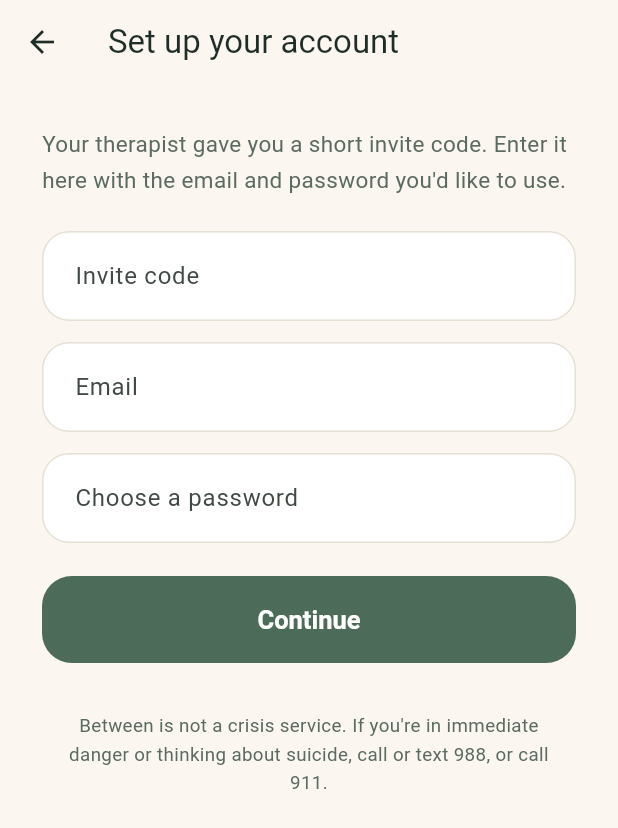
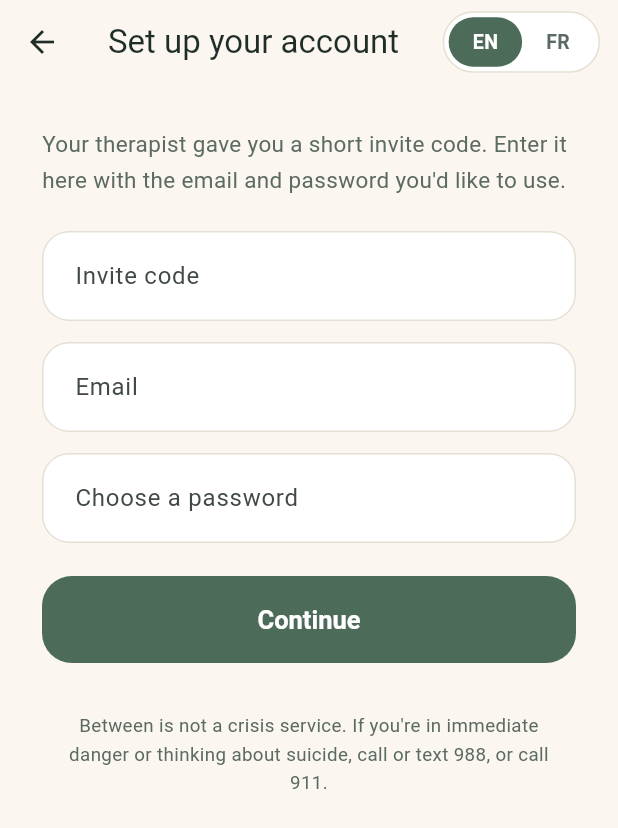
Before and after one commit to jojo11haz-droid/git-init, a Flutter app: the InviteScreen screen opened directly, on a phone screen of 412 x 824 dp. Shown: the top 828 px of the screen. Run offline on Flutter 3.47's test engine with Material 3 defaults, Android fonts, the phone set to English and light mode, and no system bars; our stand-ins replace flutter_secure_storage; missing offline and left inert: record; accounts and stored records are empty.

Commit message:
Add French/English language toggle to the patient app
Patients can switch the whole app between English and Quebec French with
an EN|FR toggle (on the welcome, consent, history, and settings screens).
The choice is persisted in secure storage and defaults to the device
language.

- strings.dart holds every patient-app string in both languages; screens
  read them through AppState.s. Quick-tags display translated but still
  send the English key so the therapist dashboard stays consistent.
- History dates localize (French uses 24h + French month abbreviations).
- Server: the AI summary is now generated in the same language the
  patient wrote in, and risk screening works across languages. Voice-memo
  transcription already auto-detects language (Deepgram), so French voice
  memos transcribe to French.

Verified end-to-end in headless Chromium: switch to FR, onboard, consent,
send a French check-in, view French history — all translated — and the
French check-in reaches the therapist dashboard. Rebuilt public/app.

Co-Authored-By: Claude Fable 5 <noreply@anthropic.com>
Claude-Session: https://claude.ai/code/session_01JZCBbRpdyzoSZcsw4a4Y8U

```diff
--- a/patient_app/lib/screens/welcome_screen.dart
+++ b/patient_app/lib/screens/welcome_screen.dart
@@ -10,6 +10,7 @@ class WelcomeScreen extends StatelessWidget {
 
   @override
   Widget build(BuildContext context) {
+    final s = context.watch<AppState>().s;
     return Scaffold(
       body: SafeArea(
         child: Padding(
@@ -17,14 +18,17 @@ class WelcomeScreen extends StatelessWidget {
           child: Column(
             crossAxisAlignment: CrossAxisAlignment.stretch,
             children: [
+              const Align(
+                alignment: Alignment.topRight,
+                child: LanguageToggle(),
+              ),
               const Spacer(),
               const Center(child: Wordmark(size: 40)),
               const SizedBox(height: 16),
-              const Text(
-                'A quiet place to tell your therapist\nhow things really are, '
-                'between sessions.',
+              Text(
+                s.welcomeTagline,
                 textAlign: TextAlign.center,
-                style: TextStyle(
+                style: const TextStyle(
                     fontSize: 16, height: 1.6, color: BtwColors.inkSoft),
               ),
               const Spacer(),
@@ -32,14 +36,14 @@ class WelcomeScreen extends StatelessWidget {
                 onPressed: () => Navigator.of(context).push(
                   MaterialPageRoute(builder: (_) => const LoginScreen()),
                 ),
-                child: const Text('Log in'),
+                child: Text(s.logIn),
               ),
               const SizedBox(height: 14),
               OutlinedButton(
                 onPressed: () => Navigator.of(context).push(
                   MaterialPageRoute(builder: (_) => const InviteScreen()),
                 ),
-                child: const Text('I have an invite from my therapist'),
+                child: Text(s.haveInvite, textAlign: TextAlign.center),
               ),
               const SizedBox(height: 8),
               const CrisisFooter(),
@@ -65,6 +69,7 @@ class _LoginScreenState extends State<LoginScreen> {
   bool _busy = false;
 
   Future<void> _submit() async {
+    final s = context.read<AppState>().s;
     setState(() {
       _busy = true;
       _error = null;
@@ -77,8 +82,7 @@ class _LoginScreenState extends State<LoginScreen> {
     } on ApiException catch (e) {
       setState(() => _error = e.message);
     } catch (_) {
-      setState(() => _error =
-          'Couldn\'t reach Between right now. Check your connection and try again.');
+      setState(() => _error = s.offlineError);
     } finally {
       if (mounted) setState(() => _busy = false);
     }
@@ -86,8 +90,11 @@ class _LoginScreenState extends State<LoginScreen> {
 
   @override
   Widget build(BuildContext context) {
+    final s = context.watch<AppState>().s;
     return Scaffold(
-      appBar: AppBar(title: const Text('Welcome back')),
+      appBar: AppBar(title: Text(s.welcomeBack), actions: const [
+        Padding(padding: EdgeInsets.only(right: 12), child: Center(child: LanguageToggle())),
+      ]),
       body: SafeArea(
         child: ListView(
           padding: const EdgeInsets.all(28),
@@ -96,13 +103,13 @@ class _LoginScreenState extends State<LoginScreen> {
               controller: _email,
               keyboardType: TextInputType.emailAddress,
               autocorrect: false,
-              decoration: const InputDecoration(labelText: 'Email'),
+              decoration: InputDecoration(labelText: s.email),
             ),
             const SizedBox(height: 14),
             TextField(
               controller: _password,
               obscureText: true,
-              decoration: const InputDecoration(labelText: 'Password'),
+              decoration: InputDecoration(labelText: s.password),
               onSubmitted: (_) => _submit(),
             ),
             if (_error != null) ...[
@@ -113,7 +120,7 @@ class _LoginScreenState extends State<LoginScreen> {
             const SizedBox(height: 22),
             FilledButton(
               onPressed: _busy ? null : _submit,
-              child: Text(_busy ? 'Signing in…' : 'Log in'),
+              child: Text(_busy ? s.signingIn : s.logIn),
             ),
             const SizedBox(height: 12),
             Center(
@@ -124,26 +131,21 @@ class _LoginScreenState extends State<LoginScreen> {
                     backgroundColor: BtwColors.cream,
                     shape: RoundedRectangleBorder(
                         borderRadius: BorderRadius.circular(24)),
-                    title: const Text('Forgot your password?'),
-                    content: const Text(
-                      'Ask your therapist to reset your app access — they can '
-                      'do it from their dashboard in a few seconds. You\'ll '
-                      'get a new invite code, and setting up again keeps all '
-                      'your history.',
-                      style: TextStyle(height: 1.5),
-                    ),
+                    title: Text(s.forgotPassword),
+                    content: Text(s.forgotPasswordBody,
+                        style: const TextStyle(height: 1.5)),
                     actions: [
                       TextButton(
                         onPressed: () => Navigator.of(ctx).pop(),
-                        child: const Text('Got it',
-                            style: TextStyle(color: BtwColors.moss)),
+                        child: Text(s.gotIt,
+                            style: const TextStyle(color: BtwColors.moss)),
                       ),
                     ],
                   ),
                 ),
-                child: const Text('Forgot your password?',
+                child: Text(s.forgotPassword,
                     style:
-                        TextStyle(fontSize: 13, color: BtwColors.inkSoft)),
+                        const TextStyle(fontSize: 13, color: BtwColors.inkSoft)),
               ),
             ),
             const SizedBox(height: 8),
@@ -172,15 +174,15 @@ class _InviteScreenState extends State<InviteScreen> {
   bool _busy = false;
 
   Future<void> _submit() async {
+    final s = context.read<AppState>().s;
     final code = _code.text.trim();
     final email = _email.text.trim();
     if (code.isEmpty || email.isEmpty || _password.text.isEmpty) {
-      setState(() => _error = 'Please fill in all three fields.');
+      setState(() => _error = s.fillAllThree);
       return;
     }
     if (_password.text.length < 10) {
-      setState(
-          () => _error = 'Your password needs to be at least 10 characters.');
+      setState(() => _error = s.passwordTooShort);
       return;
     }
     setState(() {
@@ -193,8 +195,7 @@ class _InviteScreenState extends State<InviteScreen> {
     } on ApiException catch (e) {
       setState(() => _error = e.message);
     } catch (_) {
-      setState(() => _error =
-          'Couldn\'t reach Between right now. Check your connection and try again.');
+      setState(() => _error = s.offlineError);
     } finally {
       if (mounted) setState(() => _busy = false);
     }
@@ -202,26 +203,26 @@ class _InviteScreenState extends State<InviteScreen> {
 
   @override
   Widget build(BuildContext context) {
+    final s = context.watch<AppState>().s;
     return Scaffold(
-      appBar: AppBar(title: const Text('Set up your account')),
+      appBar: AppBar(title: Text(s.setUpAccount), actions: const [
+        Padding(padding: EdgeInsets.only(right: 12), child: Center(child: LanguageToggle())),
+      ]),
       body: SafeArea(
         child: ListView(
           padding: const EdgeInsets.all(28),
           children: [
-            const Text(
-              'Your therapist gave you a short invite code. Enter it here with '
-              'the email and password you\'d like to use.',
-              style: TextStyle(
-                  fontSize: 15, height: 1.6, color: BtwColors.inkSoft),
-            ),
+            Text(s.inviteIntro,
+                style: const TextStyle(
+                    fontSize: 15, height: 1.6, color: BtwColors.inkSoft)),
             const SizedBox(height: 22),
             TextField(
               controller: _code,
               textCapitalization: TextCapitalization.characters,
               autocorrect: false,
-              decoration: const InputDecoration(
-                labelText: 'Invite code',
-                hintText: 'e.g. QNY7-PKHQ',
+              decoration: InputDecoration(
+                labelText: s.inviteCode,
+                hintText: 'ex. QNY7-PKHQ',
               ),
             ),
             const SizedBox(height: 14),
@@ -229,15 +230,15 @@ class _InviteScreenState extends State<InviteScreen> {
               controller: _email,
               keyboardType: TextInputType.emailAddress,
               autocorrect: false,
-              decoration: const InputDecoration(labelText: 'Email'),
+              decoration: InputDecoration(labelText: s.email),
             ),
             const SizedBox(height: 14),
             TextField(
               controller: _password,
               obscureText: true,
-              decoration: const InputDecoration(
-                labelText: 'Choose a password',
-                hintText: 'At least 10 characters',
+              decoration: InputDecoration(
+                labelText: s.choosePassword,
+                hintText: s.atLeast10,
               ),
               onSubmitted: (_) => _submit(),
             ),
@@ -249,7 +250,7 @@ class _InviteScreenState extends State<InviteScreen> {
             const SizedBox(height: 22),
             FilledButton(
               onPressed: _busy ? null : _submit,
-              child: Text(_busy ? 'Setting up…' : 'Continue'),
+              child: Text(_busy ? s.settingUp : s.continueBtn),
             ),
             const SizedBox(height: 20),
             const CrisisFooter(),
--- /dev/null
+++ b/patient_app/lib/strings.dart
@@ -0,0 +1,206 @@
+import 'dart:ui' show PlatformDispatcher;
+
+/// Language the patient app is shown in. English and Quebec French.
+enum AppLang { en, fr }
+
+/// Default to the device/browser language when we haven't stored a choice yet.
+AppLang detectInitialLang() {
+  final code = PlatformDispatcher.instance.locale.languageCode.toLowerCase();
+  return code == 'fr' ? AppLang.fr : AppLang.en;
+}
+
+String langCode(AppLang l) => l == AppLang.fr ? 'fr' : 'en';
+AppLang langFromCode(String? c) => c == 'fr' ? AppLang.fr : AppLang.en;
+
+/// All user-facing patient-app strings, in both languages. `_(en, fr)` picks
+/// the right one for the current language. French uses a warm, informal tone
+/// ("tu") to match the app's calm, personal voice.
+class S {
+  const S(this.lang);
+  final AppLang lang;
+
+  bool get isFr => lang == AppLang.fr;
+  String _(String en, String fr) => isFr ? fr : en;
+
+  // Shared
+  String get logIn => _('Log in', 'Connexion');
+  String get continueBtn => _('Continue', 'Continuer');
+  String get cancel => _('Cancel', 'Annuler');
+  String get done => _('Done', 'Terminé');
+  String get close => _('Close', 'Fermer');
+  String get email => _('Email', 'Courriel');
+  String get password => _('Password', 'Mot de passe');
+  String get offlineError => _(
+      'Couldn\'t reach Between right now. Check your connection and try again.',
+      'Impossible de joindre Between pour le moment. Vérifie ta connexion et réessaie.');
+  String get crisisFooter => _(
+      'Between is not a crisis service. If you\'re in immediate danger or thinking about suicide, call or text 988, or call 911.',
+      'Between n\'est pas un service de crise. Si tu es en danger immédiat ou que tu penses au suicide, appelle ou texte le 988, ou compose le 911.');
+
+  // Welcome
+  String get welcomeTagline => _(
+      'A quiet place to tell your therapist\nhow things really are, between sessions.',
+      'Un endroit tranquille pour dire à ton ou ta thérapeute\ncomment ça va vraiment, entre les séances.');
+  String get haveInvite =>
+      _('I have an invite from my therapist', 'J\'ai une invitation de mon thérapeute');
+  String get languageLabel => _('Language', 'Langue');
+
+  // Login
+  String get welcomeBack => _('Welcome back', 'Bon retour');
+  String get signingIn => _('Signing in…', 'Connexion…');
+  String get forgotPassword => _('Forgot your password?', 'Mot de passe oublié?');
+  String get forgotPasswordBody => _(
+      'Ask your therapist to reset your app access — they can do it from their dashboard in a few seconds. You\'ll get a new invite code, and setting up again keeps all your history.',
+      'Demande à ton thérapeute de réinitialiser ton accès — il peut le faire depuis son tableau de bord en quelques secondes. Tu recevras un nouveau code d\'invitation, et tout ton historique est conservé.');
+  String get gotIt => _('Got it', 'Compris');
+  String get enterEmailPassword =>
+      _('Enter your email and password.', 'Entre ton courriel et ton mot de passe.');
+
+  // Invite / set up account
+  String get setUpAccount => _('Set up your account', 'Crée ton compte');
+  String get inviteIntro => _(
+      'Your therapist gave you a short invite code. Enter it here with the email and password you\'d like to use.',
+      'Ton thérapeute t\'a donné un court code d\'invitation. Entre-le ici avec le courriel et le mot de passe que tu veux utiliser.');
+  String get inviteCode => _('Invite code', 'Code d\'invitation');
+  String get choosePassword => _('Choose a password', 'Choisis un mot de passe');
+  String get atLeast10 => _('At least 10 characters', 'Au moins 10 caractères');
+  String get fillAllThree =>
+      _('Please fill in all three fields.', 'Remplis les trois champs, s\'il te plaît.');
+  String get passwordTooShort => _(
+      'Your password needs to be at least 10 characters.',
+      'Ton mot de passe doit contenir au moins 10 caractères.');
+  String get settingUp => _('Setting up…', 'Création…');
+
+  // Consent
+  String consentTitle(String name) => _(
+      'Before you start, $name — how Between uses your check-ins.',
+      'Avant de commencer, $name — comment Between utilise tes nouvelles.');
+  String get consentBullet1 => _(
+      'Your check-ins are shared with your therapist as short summaries — not always the raw recording.',
+      'Tes nouvelles sont partagées avec ton thérapeute sous forme de courts résumés — pas toujours l\'enregistrement brut.');
+  String get consentBullet2 => _(
+      'If you turn on AI summaries below, an AI model analyzes what you send to write the summary and to find patterns over time (mood, themes, timing). Under Quebec\'s privacy law (Law 25), this counts as "profiling" of your health information.',
+      'Si tu actives les résumés par IA ci-dessous, un modèle d\'IA analyse ce que tu envoies pour rédiger le résumé et repérer des tendances dans le temps (humeur, thèmes, moments). Selon la loi québécoise sur la vie privée (loi 25), cela constitue du « profilage » de tes renseignements de santé.');
+  String get consentBullet3 => _(
+      'You can leave it off and still send check-ins — they\'ll go to your therapist exactly as you wrote them, with no AI analysis.',
+      'Tu peux le laisser désactivé et envoyer quand même tes nouvelles — elles iront à ton thérapeute exactement comme tu les as écrites, sans analyse par IA.');
+  String get consentBullet4 => _(
+      'You can see everything the app has on file about you at any time, change this choice, and ask for your history to be deleted.',
+      'Tu peux voir en tout temps tout ce que l\'application conserve à ton sujet, changer ce choix et demander la suppression de ton historique.');
+  String get aiSummariesTrends => _('AI summaries & trends', 'Résumés par IA et tendances');
+  String get offByDefault =>
+      _('Off by default. Your choice, changeable anytime.', 'Désactivé par défaut. Ton choix, modifiable en tout temps.');
+  String get consentCrisis => _(
+      'Between is not a crisis or emergency service. If you\'re in immediate danger or thinking about suicide, call or text 988 (Suicide Crisis Helpline) or call 911 — don\'t wait on this app.',
+      'Between n\'est pas un service de crise ou d\'urgence. Si tu es en danger immédiat ou que tu penses au suicide, appelle ou texte le 988 (Ligne d\'aide en cas de crise suicidaire) ou compose le 911 — n\'attends pas après cette application.');
+  String get consentAgree => _(
+      'I understand how my check-ins are used and processed, and I consent to that use as described above.',
+      'Je comprends comment mes nouvelles sont utilisées et traitées, et je consens à cette utilisation telle que décrite ci-dessus.');
+  String get saving => _('Saving…', 'Enregistrement…');
+
+  // Home / check-in
+  String get myHistory => _('My history', 'Mon historique');
+  String get myDataSettings => _('My data & settings', 'Mes données et réglages');
+  String hi(String name) => _('Hi $name.', 'Salut $name.');
+  String get howAreThings =>
+      _('How are things right now? Take your time.', 'Comment ça va, là, maintenant? Prends ton temps.');
+  String get tellItHint => _('Tell it like it happened…', 'Raconte comme ça s\'est passé…');
+  String get recordVoice => _('Record a voice memo', 'Enregistrer une note vocale');
+  String get stopRecording => _('Stop recording', 'Arrêter l\'enregistrement');
+  String recordingElapsed(String t) =>
+      _('Recording… $t — tap to stop', 'Enregistrement… $t — touche pour arrêter');
+  String voiceAttached(String t) =>
+      _('Voice memo attached ($t)', 'Note vocale jointe ($t)');
+  String get orRecord => _(
+      'Or record a voice memo — whichever is easier right now.',
+      'Ou enregistre une note vocale — ce qui est le plus simple pour toi.');
+  String get micOff => _(
+      'Microphone access is off. You can type instead, or allow it in settings.',
+      'L\'accès au micro est désactivé. Tu peux écrire à la place, ou l\'autoriser dans les réglages.');
+  String recordFailed(String e) => _(
+      'Couldn\'t start recording — you can type instead. ($e)',
+      'Impossible de démarrer l\'enregistrement — tu peux écrire à la place. ($e)');
+  String get saySomething => _(
+      'Say a little about what happened — record, type, or tap a tag.',
+      'Dis un mot sur ce qui s\'est passé — enregistre, écris ou touche une étiquette.');
+  String get addMoodTags => _('Add mood & tags (optional)', 'Ajouter humeur et étiquettes (facultatif)');
+  String get moodRightNow => _('Mood right now', 'Humeur en ce moment');
+  String get low => _('Low', 'Bas');
+  String get high => _('High', 'Élevé');
+  String get anythingFits => _('Anything that fits (optional)', 'Ce qui te correspond (facultatif)');
+  String get sendToTherapist => _('Send to my therapist', 'Envoyer à mon thérapeute');
+  String get sending => _('Sending…', 'Envoi…');
+
+  // Sent
+  String get sent => _('Sent.', 'Envoyé.');
+  String get sentReassure => _(
+      'Your therapist will see this before your next session. That\'s it — nothing else you need to do.',
+      'Ton thérapeute le verra avant ta prochaine séance. C\'est tout — tu n\'as rien d\'autre à faire.');
+  String get sentCrisisNote => _(
+      'Your check-in was sent and your therapist has been notified — but please don\'t wait on anyone if you\'re in danger right now.',
+      'Tes nouvelles ont été envoyées et ton thérapeute a été avisé — mais n\'attends après personne si tu es en danger maintenant.');
+  String get undo => _('Didn\'t mean to send it? Undo (15 min)', 'Envoyé par erreur? Annuler (15 min)');
+  String get removing => _('Removing…', 'Suppression…');
+  String get removed =>
+      _('Check-in removed. Nothing was kept.', 'Nouvelle supprimée. Rien n\'a été conservé.');
+
+  // History
+  String get myCheckIns => _('My check-ins', 'Mes nouvelles');
+  String get noCheckIns => _('No check-ins yet.', 'Aucune nouvelle pour l\'instant.');
+  String mood(Object v) => _('mood $v/10', 'humeur $v/10');
+  String get aiSummary => _('AI summary', 'Résumé par IA');
+  String get notAccurate => _('This isn\'t accurate', 'Ce n\'est pas exact');
+  String get flaggedInaccurate =>
+      _('Flagged as not accurate', 'Signalé comme non exact');
+  String get flaggedSnack => _(
+      'Flagged. Your therapist will see this summary is marked as not accurate.',
+      'Signalé. Ton thérapeute verra que ce résumé est marqué comme non exact.');
+  String get voiceMemo => _('Voice memo', 'Note vocale');
+
+  // Settings
+  String get aiSummariesDesc => _(
+      'When on, an AI model summarizes your check-ins for your therapist. When off, they see exactly what you wrote.',
+      'Quand c\'est activé, un modèle d\'IA résume tes nouvelles pour ton thérapeute. Quand c\'est désactivé, il voit exactement ce que tu as écrit.');
+  String get turnOnAiTitle => _('Turn on AI summaries?', 'Activer les résumés par IA?');
+  String get turnOnAiBody => _(
+      'An AI model will analyze your check-ins to write summaries for your therapist and find patterns over time. This counts as profiling of your health information, and you can turn it off again at any time.',
+      'Un modèle d\'IA analysera tes nouvelles pour rédiger des résumés destinés à ton thérapeute et repérer des tendances dans le temps. Cela constitue du profilage de tes renseignements de santé, et tu peux le désactiver en tout temps.');
+  String get notNow => _('Not now', 'Pas maintenant');
+  String get iConsent => _('I consent', 'Je consens');
+  String get whatsOnFile => _('What\'s on file about me', 'Ce qui est conservé à mon sujet');
+  String get whatsOnFileDesc => _(
+      'Every check-in and summary your therapist can see.',
+      'Chaque nouvelle et résumé que ton thérapeute peut voir.');
+  String get requestDeletion => _('Request deletion of my history', 'Demander la suppression de mon historique');
+  String get requestDeletionDesc => _(
+      'Removes all your check-ins and summaries. Your right, anytime.',
+      'Supprime toutes tes nouvelles et résumés. Ton droit, en tout temps.');
+  String get deleteHistoryTitle =>
+      _('Delete my check-in history?', 'Supprimer mon historique de nouvelles?');
+  String get deleteHistoryBody => _(
+      'This removes all of your check-ins and summaries from your therapist\'s view and from the app. This can\'t be undone.',
+      'Cela supprime toutes tes nouvelles et résumés de la vue de ton thérapeute et de l\'application. Cette action est irréversible.');
+  String get keepIt => _('Keep it', 'Garder');
+  String get deleteEverything => _('Delete everything', 'Tout supprimer');
+  String get historyDeleted => _(
+      'Your check-in history has been deleted.',
+      'Ton historique de nouvelles a été supprimé.');
+  String get logOut => _('Log out', 'Déconnexion');
+
+  // Tags: shown translated, but the value sent to the server stays the English
+  // key so the therapist dashboard (English) stays consistent.
+  String tagLabel(String key) {
+    if (!isFr) return key;
+    switch (key) {
+      case 'Sleep': return 'Sommeil';
+      case 'Work': return 'Travail';
+      case 'Conflict': return 'Conflit';
+      case 'Craving': return 'Envie';
+      case 'Panic': return 'Panique';
+      case 'Family': return 'Famille';
+      case 'Win': return 'Réussite';
+      case 'Social': return 'Social';
+      default: return key;
+    }
+  }
+}
--- a/patient_app/lib/theme.dart
+++ b/patient_app/lib/theme.dart
@@ -1,4 +1,8 @@
 import 'package:flutter/material.dart';
+import 'package:provider/provider.dart';
+
+import 'app_state.dart';
+import 'strings.dart';
 
 /// Between's patient-side palette: same moss green as the therapist web app
 /// so the brand is recognizable, but on a warmer cream — the softer sibling.
@@ -120,14 +124,62 @@ class CrisisFooter extends StatelessWidget {
 
   @override
   Widget build(BuildContext context) {
+    final s = context.watch<AppState>().s;
     return Padding(
       padding: const EdgeInsets.symmetric(horizontal: 8, vertical: 12),
       child: Text(
-        'Between is not a crisis service. If you\'re in immediate danger or '
-        'thinking about suicide, call or text 988, or call 911.',
+        s.crisisFooter,
         textAlign: TextAlign.center,
         style: const TextStyle(
             fontSize: 12.5, color: BtwColors.inkSoft, height: 1.5),
+      ),
+    );
+  }
+}
+
+/// EN | FR language switch — a compact two-option segmented toggle.
+class LanguageToggle extends StatelessWidget {
+  const LanguageToggle({super.key});
+
+  @override
+  Widget build(BuildContext context) {
+    final state = context.watch<AppState>();
+    Widget seg(String label, AppLang value) {
+      final selected = state.lang == value;
+      return GestureDetector(
+        onTap: () => state.setLang(value),
+        child: AnimatedContainer(
+          duration: const Duration(milliseconds: 150),
+          padding: const EdgeInsets.symmetric(horizontal: 16, vertical: 7),
+          decoration: BoxDecoration(
+            color: selected ? BtwColors.moss : Colors.transparent,
+            borderRadius: BorderRadius.circular(20),
+          ),
+          child: Text(
+            label,
+            style: TextStyle(
+              fontSize: 13,
+              fontWeight: FontWeight.w600,
+              color: selected ? Colors.white : BtwColors.inkSoft,
+            ),
+          ),
+        ),
+      );
+    }
+
+    return Semantics(
+      label: 'Language / Langue',
+      child: Container(
+        padding: const EdgeInsets.all(3),
+        decoration: BoxDecoration(
+          color: Colors.white,
+          borderRadius: BorderRadius.circular(22),
+          border: Border.all(color: BtwColors.line),
+        ),
+        child: Row(mainAxisSize: MainAxisSize.min, children: [
+          seg('EN', AppLang.en),
+          seg('FR', AppLang.fr),
+        ]),
       ),
     );
   }
```
Also changed, not shown: patient_app/lib/app_state.dart (+18 -0 lines), patient_app/lib/screens/consent_screen.dart (+25 -36 lines), patient_app/lib/screens/history_screen.dart (+40 -26 lines), patient_app/lib/screens/home_screen.dart (+44 -44 lines), patient_app/lib/screens/sent_screen.dart (+16 -18 lines), patient_app/lib/screens/settings_screen.dart (+53 -48 lines), 4 other files.
